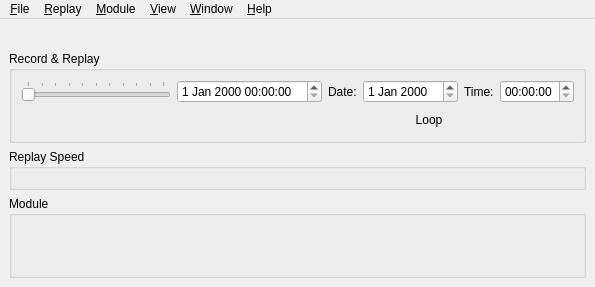
Old version of the form src/UserInterface/src/MainWindow.ui in the repository till213/SkyDolly.
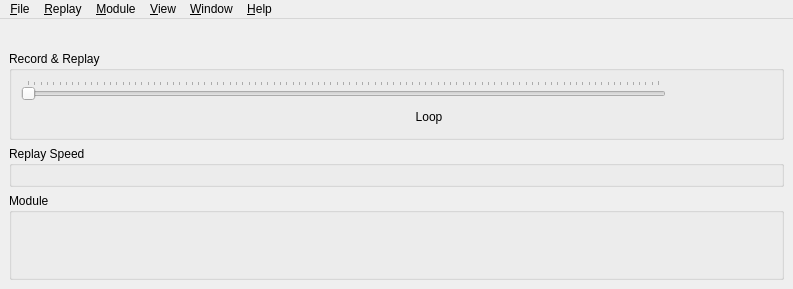
New version of the form. Icons and pictures are not drawn. Custom widgets are drawn as their Qt base class.

Commit message: Add initial dynamic date time edit to main window

```diff
--- a/src/UserInterface/src/MainWindow.ui
+++ b/src/UserInterface/src/MainWindow.ui
@@ -6,8 +6,8 @@
    <rect>
     <x>0</x>
     <y>0</y>
-    <width>541</width>
-    <height>287</height>
+    <width>793</width>
+    <height>289</height>
    </rect>
   </property>
   <property name="sizePolicy">
@@ -107,39 +107,17 @@
           </widget>
          </item>
          <item>
-          <widget class="QDateTimeEdit" name="dateTimeEdit"/>
+          <widget class="DynamicDateTimeEdit" name="dynamicDateTimeEdit" native="true">
+           <property name="minimumSize">
+            <size>
+             <width>100</width>
+             <height>0</height>
+            </size>
+           </property>
+          </widget>
          </item>
          <item>
-          <layout class="QFormLayout" name="dateFormLayout">
-           <item row="0" column="0">
-            <widget class="QLabel" name="dateLabel">
-             <property name="text">
-              <string>Date:</string>
-             </property>
-            </widget>
-           </item>
-           <item row="0" column="1">
-            <widget class="QDateEdit" name="dateEdit"/>
-           </item>
-          </layout>
-         </item>
-         <item>
-          <layout class="QFormLayout" name="timeFormLayout">
-           <item row="0" column="0">
-            <widget class="QLabel" name="timeLabel">
-             <property name="text">
-              <string>Time:</string>
-             </property>
-            </widget>
-           </item>
-           <item row="0" column="1">
-            <widget class="QTimeEdit" name="timeEdit">
-             <property name="readOnly">
-              <bool>false</bool>
-             </property>
-            </widget>
-           </item>
-          </layout>
+          <layout class="QFormLayout" name="timeFormLayout"/>
          </item>
         </layout>
        </item>
@@ -361,8 +339,8 @@
     <rect>
      <x>0</x>
      <y>0</y>
-     <width>541</width>
-     <height>21</height>
+     <width>793</width>
+     <height>24</height>
     </rect>
    </property>
    <widget class="QMenu" name="fileMenu">
@@ -772,6 +750,12 @@
    <extends>QPushButton</extends>
    <header location="global">Widget/ActionButton.h</header>
   </customwidget>
+  <customwidget>
+   <class>DynamicDateTimeEdit</class>
+   <extends>QWidget</extends>
+   <header>Widget/DynamicDateTimeEdit.h</header>
+   <container>1</container>
+  </customwidget>
  </customwidgets>
  <resources>
   <include location="../res/UserInterface.qrc"/>
```
The commit also changes 4 other files.
